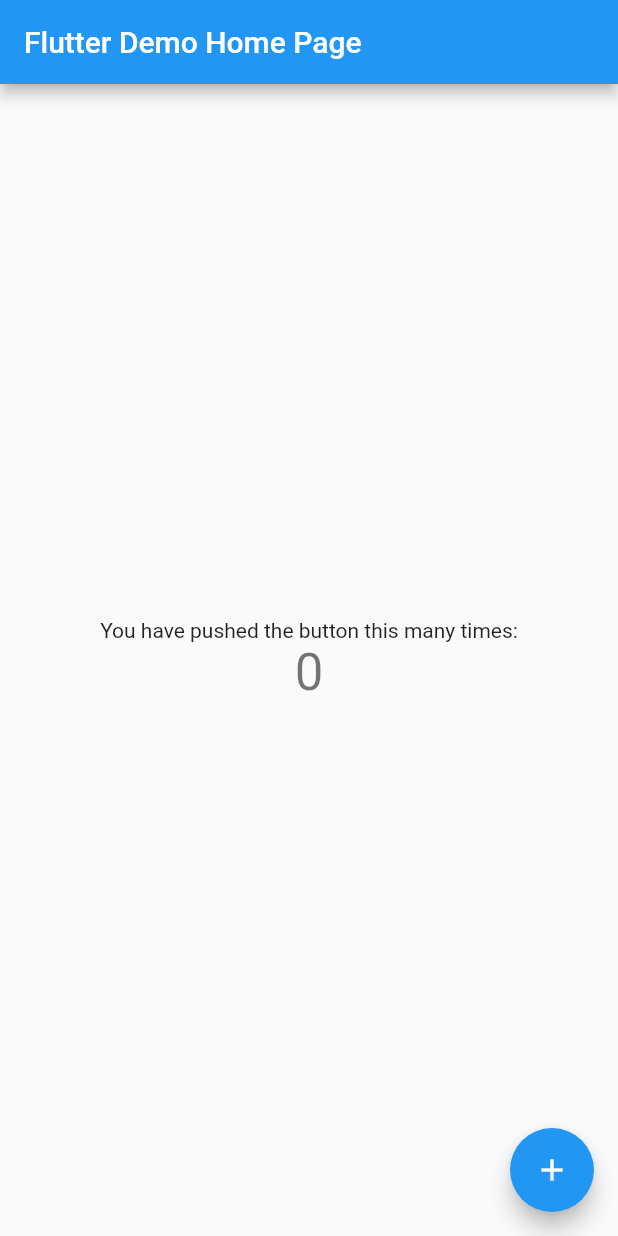
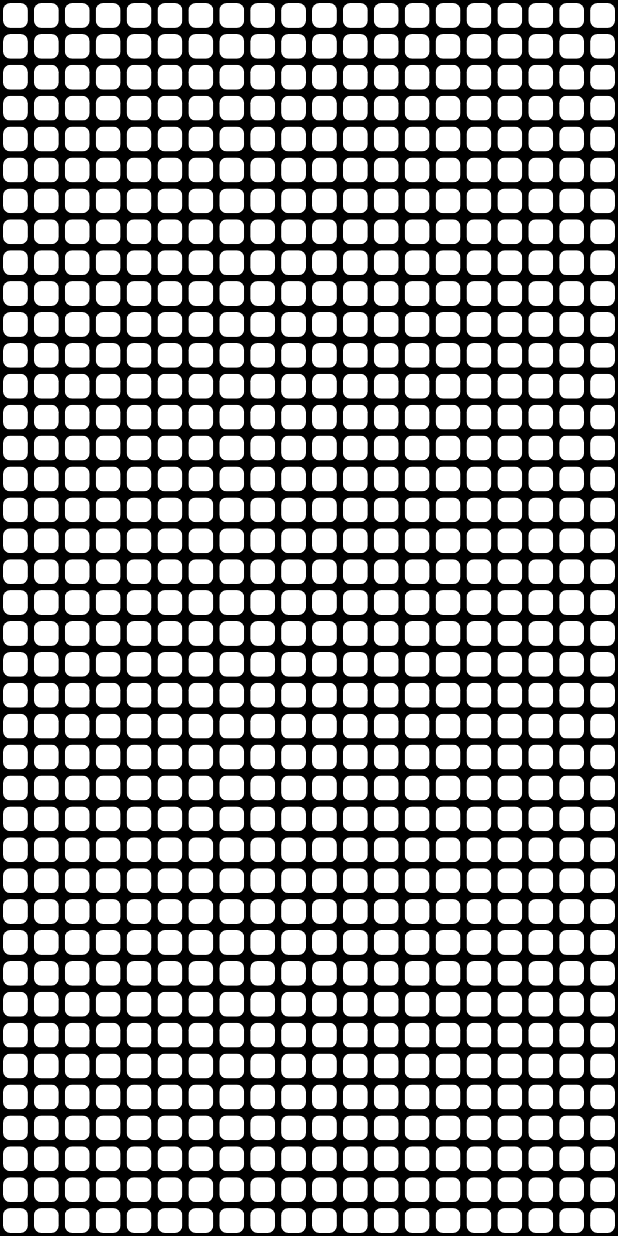
Before and after one commit to framadhan99/snack_game, a Flutter app: the screen it shows after launch, on a phone screen of 412 x 824 dp. Run offline on Flutter 3.47's test engine with Material 2 defaults, Android fonts, the phone set to English and light mode, and no system bars.

Commit message:
home page

```diff
--- a/lib/main.dart
+++ b/lib/main.dart
@@ -1,4 +1,6 @@
 import 'package:flutter/material.dart';
+
+import 'pages/home_page.dart';
 
 void main() {
   runApp(const MyApp());
@@ -11,105 +13,7 @@ class MyApp extends StatelessWidget {
   @override
   Widget build(BuildContext context) {
     return MaterialApp(
-      title: 'Flutter Demo',
-      theme: ThemeData(
-        // This is the theme of your application.
-        //
-        // Try running your application with "flutter run". You'll see the
-        // application has a blue toolbar. Then, without quitting the app, try
-        // changing the primarySwatch below to Colors.green and then invoke
-        // "hot reload" (press "r" in the console where you ran "flutter run",
-        // or simply save your changes to "hot reload" in a Flutter IDE).
-        // Notice that the counter didn't reset back to zero; the application
-        // is not restarted.
-        primarySwatch: Colors.blue,
-      ),
-      home: const MyHomePage(title: 'Flutter Demo Home Page'),
+      home: HomePage(),
     );
   }
 }
-
-class MyHomePage extends StatefulWidget {
-  const MyHomePage({super.key, required this.title});
-
-  // This widget is the home page of your application. It is stateful, meaning
-  // that it has a State object (defined below) that contains fields that affect
-  // how it looks.
-
-  // This class is the configuration for the state. It holds the values (in this
-  // case the title) provided by the parent (in this case the App widget) and
-  // used by the build method of the State. Fields in a Widget subclass are
-  // always marked "final".
-
-  final String title;
-
-  @override
-  State<MyHomePage> createState() => _MyHomePageState();
-}
-
-class _MyHomePageState extends State<MyHomePage> {
-  int _counter = 0;
-
-  void _incrementCounter() {
-    setState(() {
-      // This call to setState tells the Flutter framework that something has
-      // changed in this State, which causes it to rerun the build method below
-      // so that the display can reflect the updated values. If we changed
-      // _counter without calling setState(), then the build method would not be
-      // called again, and so nothing would appear to happen.
-      _counter++;
-    });
-  }
-
-  @override
-  Widget build(BuildContext context) {
-    // This method is rerun every time setState is called, for instance as done
-    // by the _incrementCounter method above.
-    //
-    // The Flutter framework has been optimized to make rerunning build methods
-    // fast, so that you can just rebuild anything that needs updating rather
-    // than having to individually change instances of widgets.
-    return Scaffold(
-      appBar: AppBar(
-        // Here we take the value from the MyHomePage object that was created by
-        // the App.build method, and use it to set our appbar title.
-        title: Text(widget.title),
-      ),
-      body: Center(
-        // Center is a layout widget. It takes a single child and positions it
-        // in the middle of the parent.
-        child: Column(
-          // Column is also a layout widget. It takes a list of children and
-          // arranges them vertically. By default, it sizes itself to fit its
-          // children horizontally, and tries to be as tall as its parent.
-          //
-          // Invoke "debug painting" (press "p" in the console, choose the
-          // "Toggle Debug Paint" action from the Flutter Inspector in Android
-          // Studio, or the "Toggle Debug Paint" command in Visual Studio Code)
-          // to see the wireframe for each widget.
-          //
-          // Column has various properties to control how it sizes itself and
-          // how it positions its children. Here we use mainAxisAlignment to
-          // center the children vertically; the main axis here is the vertical
-          // axis because Columns are vertical (the cross axis would be
-          // horizontal).
-          mainAxisAlignment: MainAxisAlignment.center,
-          children: <Widget>[
-            const Text(
-              'You have pushed the button this many times:',
-            ),
-            Text(
-              '$_counter',
-              style: Theme.of(context).textTheme.headline4,
-            ),
-          ],
-        ),
-      ),
-      floatingActionButton: FloatingActionButton(
-        onPressed: _incrementCounter,
-        tooltip: 'Increment',
-        child: const Icon(Icons.add),
-      ), // This trailing comma makes auto-formatting nicer for build methods.
-    );
-  }
-}
--- /dev/null
+++ b/lib/pages/home_page.dart
@@ -0,0 +1,69 @@
+import 'dart:async';
+import 'dart:math';
+
+import 'package:flutter/material.dart';
+import 'package:flutter/src/widgets/container.dart';
+import 'package:flutter/src/widgets/framework.dart';
+
+class HomePage extends StatefulWidget {
+  const HomePage({super.key});
+
+  @override
+  State<HomePage> createState() => _HomePageState();
+}
+
+class _HomePageState extends State<HomePage> {
+  static List<int> snakePosition = [45, 65, 85, 105, 125];
+  int numberOfSquares = 760;
+
+  static var randomNumber = Random();
+  int food = randomNumber.nextInt(700);
+
+  // Food
+  void generatedNewFood() {
+    food = randomNumber.nextInt(700);
+  }
+
+  void startGame() {
+    snakePosition = [45, 65, 85, 105, 125];
+    const duration = Duration(milliseconds: 300);
+    Timer.periodic(duration, (timer) {
+      // updateSnake();
+    });
+  }
+
+  var direction = 'down';
+  // void updateSnake
+
+  @override
+  Widget build(BuildContext context) {
+    return Scaffold(
+      backgroundColor: Colors.black,
+      body: Column(
+        children: [
+          Expanded(
+              child: GestureDetector(
+            child: Container(
+              child: GridView.builder(
+                gridDelegate: SliverGridDelegateWithFixedCrossAxisCount(
+                    crossAxisCount: 20),
+                itemBuilder: (context, index) {
+                  return Center(
+                    child: Container(
+                      // color: Colors.green,
+                      padding: EdgeInsets.all(2),
+                      child: ClipRRect(
+                        borderRadius: BorderRadius.circular(5),
+                        child: Container(color: Colors.white),
+                      ),
+                    ),
+                  );
+                },
+              ),
+            ),
+          ))
+        ],
+      ),
+    );
+  }
+}
```
